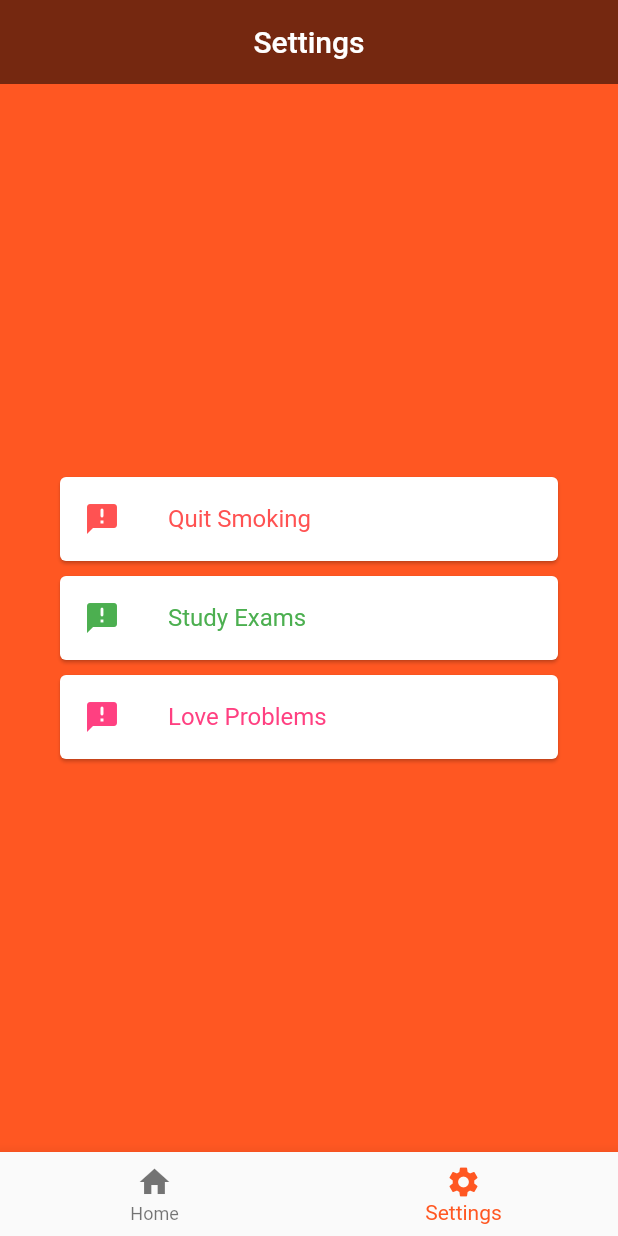
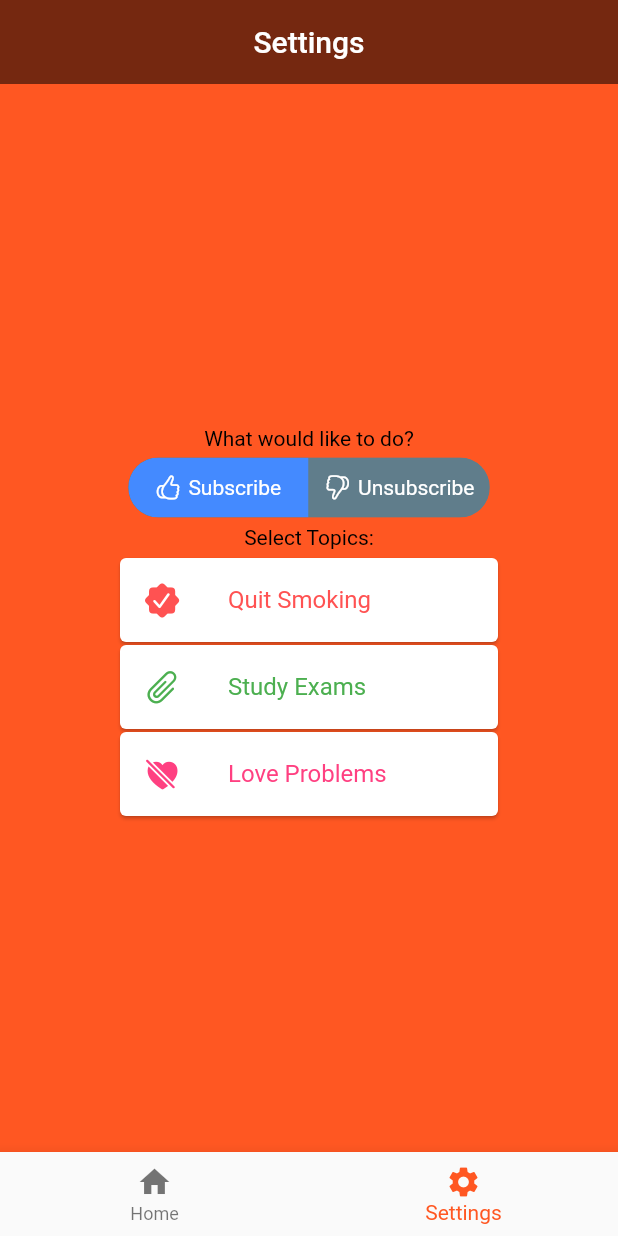
Before and after one commit to MaximillianFoe/Pepally, a Flutter app: the screen it shows after launch, item 2 of the bottom bar chosen, on a phone screen of 412 x 824 dp. Run offline on Flutter 3.47's test engine with Material 2 defaults, Android fonts, the phone set to English and light mode, and no system bars; drawn by our look-alikes of toggle_switch; our stand-ins replace firebase_core, firebase_messaging, flutter_local_notifications; accounts and stored records are empty.

Commit message:
A lot of changes! Subscribe and unsubscribe options and major code changes & optimizations!

```diff
--- a/project_pepally/lib/main.dart
+++ b/project_pepally/lib/main.dart
@@ -1,45 +1,21 @@
-import 'dart:convert';
 import 'package:firebase_core/firebase_core.dart';
 import 'package:firebase_messaging/firebase_messaging.dart';
+import 'package:flutter/cupertino.dart';
+import 'package:flutter_local_notifications/flutter_local_notifications.dart';
 import 'package:flutter/foundation.dart';
 import 'package:flutter/material.dart';
-import 'package:flutter_local_notifications/flutter_local_notifications.dart';
-import 'package:http/http.dart' as http;
+import 'package:toggle_switch/toggle_switch.dart';
 
-final FlutterLocalNotificationsPlugin flutterLocalNotificationsPlugin =
-    FlutterLocalNotificationsPlugin();
+final FlutterLocalNotificationsPlugin flutterLocalNotificationsPlugin = FlutterLocalNotificationsPlugin();
 
 Future<void> _firebaseMessagingBackgroundHandler(RemoteMessage message) async {
   await Firebase.initializeApp();
-  print('Handling a background message ${message.messageId}');
 }
 
 void main() async {
   WidgetsFlutterBinding.ensureInitialized();
   await Firebase.initializeApp();
   FirebaseMessaging.onBackgroundMessage(_firebaseMessagingBackgroundHandler);
-
-  if (!kIsWeb) {
-    var channel = const AndroidNotificationChannel(
-      'high_importance_channel', // id
-      'High Importance Notifications', // title
-      'This channel is used for important notifications.', // description
-      importance: Importance.high,
-    );
-
-    await flutterLocalNotificationsPlugin
-        .resolvePlatformSpecificImplementation<
-            AndroidFlutterLocalNotificationsPlugin>()
-        ?.createNotificationChannel(channel);
-
-    await FirebaseMessaging.instance
-        .setForegroundNotificationPresentationOptions(
-      alert: true,
-      badge: true,
-      sound: true,
-    );
-  }
-
   runApp(MyApp());
 }
 
@@ -56,23 +32,6 @@ class MyApp extends StatelessWidget {
       home: MyStatefulWidget(),
     );
   }
-}
-
-int _messageCount = 0;
-
-String constructFCMPayload(String token) {
-  _messageCount++;
-  return jsonEncode({
-    'token': token,
-    'data': {
-      'via': 'FlutterFire Cloud Messaging!',
-      'count': _messageCount.toString(),
-    },
-    'notification': {
-      'title': 'Hello FlutterFire!',
-      'body': 'This notification (#$_messageCount) was created via FCM!',
-    },
-  });
 }
 
 class MyStatefulWidget extends StatefulWidget {
@@ -134,21 +93,6 @@ class _MyHomePageState extends State<MyHomePage> {
       print('A new onMessageOpenedApp event was published!');
     });
   }
-
-  Future<void> sendPushMessage() async {
-    try {
-      await http.post(Uri.parse('https://api.rnfirebase.io/messaging/send'),
-          headers: <String, String>{
-            'Content-Type': 'application/json; charset=UTF-8'
-          },
-          body: constructFCMPayload(
-              "BCNZidrD-kVFZPzkX0SlD4ydG7P-UqPimuoh-hK8Lxaoqz_KIDf7zAz6Coo3RI8zKd9AGHzwJBAgoZszqGqBYHM"));
-      print('FCM request for device sent!');
-    } catch (e) {
-      print(e);
-    }
-  }
-
   @override
   Widget build(BuildContext context) {
     return Scaffold(
@@ -172,6 +116,7 @@ class SettingsPage extends StatefulWidget {
 }
 
 class _SettingsPage extends State<SettingsPage> {
+  int subStatus = 0;
   @override
   Widget build(BuildContext context) {
     return Scaffold(
@@ -187,11 +132,40 @@ class _SettingsPage extends State<SettingsPage> {
           mainAxisAlignment: MainAxisAlignment.center,
           crossAxisAlignment: CrossAxisAlignment.center,
           children: <Widget>[
+            Padding(
+              padding: const EdgeInsets.symmetric(vertical: 5.0, horizontal: 80.0),
+              child: Text(
+                'What would like to do?',
+                style: TextStyle(fontWeight: FontWeight.normal),
+              ),
+            ),
+            ToggleSwitch(
+              minWidth: 120.0,
+              initialLabelIndex: 0,
+              cornerRadius: 20.0,
+              activeFgColor: Colors.white,
+              inactiveBgColor: Colors.blueGrey,
+              inactiveFgColor: Colors.white,
+              totalSwitches: 2,
+              labels: ['Subscribe', 'Unsubscribe'],
+              icons: [CupertinoIcons.hand_thumbsup, CupertinoIcons.hand_thumbsdown],
+              activeBgColors: [[Colors.blueAccent],[Colors.blueAccent]],
+              onToggle: (index) {
+                subStatus = index;
+              },
+            ),
+            Padding(
+              padding: const EdgeInsets.symmetric(vertical: 5.0, horizontal: 80.0),
+              child: Text(
+                'Select Topics:',
+                style: TextStyle(fontWeight: FontWeight.normal),
+              ),
+            ),
             Card(
-              margin: EdgeInsets.symmetric(vertical: 5.0, horizontal: 40.0),
+              margin: EdgeInsets.symmetric(vertical: 1.0, horizontal: 80.0),
               child: ListTile(
                 leading:
-                    Icon(Icons.announcement_rounded, color: Colors.redAccent),
+                    Icon(CupertinoIcons.checkmark_seal_fill, color: Colors.redAccent),
                 title: Text(
                   'Quit Smoking',
                   style: TextStyle(
@@ -199,14 +173,19 @@ class _SettingsPage extends State<SettingsPage> {
                   ),
                 ),
                 onTap: () {
-                  FirebaseMessaging.instance.subscribeToTopic('QuitSmoking');
+                  if (subStatus == 0) {
+                    FirebaseMessaging.instance.subscribeToTopic('QuitSmoking');
+                  }
+                  if (subStatus == 1){
+                    FirebaseMessaging.instance.unsubscribeFromTopic('QuitSmoking');
+                  }
                 },
               ),
             ),
             Card(
-              margin: EdgeInsets.symmetric(vertical: 5.0, horizontal: 40.0),
+              margin: EdgeInsets.symmetric(vertical: 1.0, horizontal: 80.0),
               child: ListTile(
-                leading: Icon(Icons.announcement_rounded, color: Colors.green),
+                leading: Icon(CupertinoIcons.paperclip, color: Colors.green),
                 title: Text(
                   'Study Exams',
                   style: TextStyle(
@@ -214,15 +193,20 @@ class _SettingsPage extends State<SettingsPage> {
                   ),
                 ),
                 onTap: () {
-                  FirebaseMessaging.instance.subscribeToTopic('StudyExams');
+                  if (subStatus == 0) {
+                    FirebaseMessaging.instance.subscribeToTopic('StudyExams');
+                  }
+                  if (subStatus == 1){
+                    FirebaseMessaging.instance.unsubscribeFromTopic('StudyExams');
+                  }
                 },
               ),
             ),
             Card(
-              margin: EdgeInsets.symmetric(vertical: 5.0, horizontal: 40.0),
+              margin: EdgeInsets.symmetric(vertical: 1.0, horizontal: 80.0),
               child: ListTile(
                 leading:
-                    Icon(Icons.announcement_rounded, color: Colors.pinkAccent),
+                    Icon(CupertinoIcons.heart_slash_fill, color: Colors.pinkAccent),
                 title: Text(
                   'Love Problems',
                   style: TextStyle(
@@ -230,7 +214,12 @@ class _SettingsPage extends State<SettingsPage> {
                   ),
                 ),
                 onTap: () {
-                  FirebaseMessaging.instance.subscribeToTopic('LoveProblems');
+                  if (subStatus == 0) {
+                    FirebaseMessaging.instance.subscribeToTopic('LoveProblems');
+                  }
+                  if (subStatus == 1){
+                    FirebaseMessaging.instance.unsubscribeFromTopic('LoveProblems');
+                  }
                 },
               ),
             ),
```
Also changed, not shown: project_pepally/pubspec.yaml (+4 -5 lines), project_pepally/pubspec.lock.
